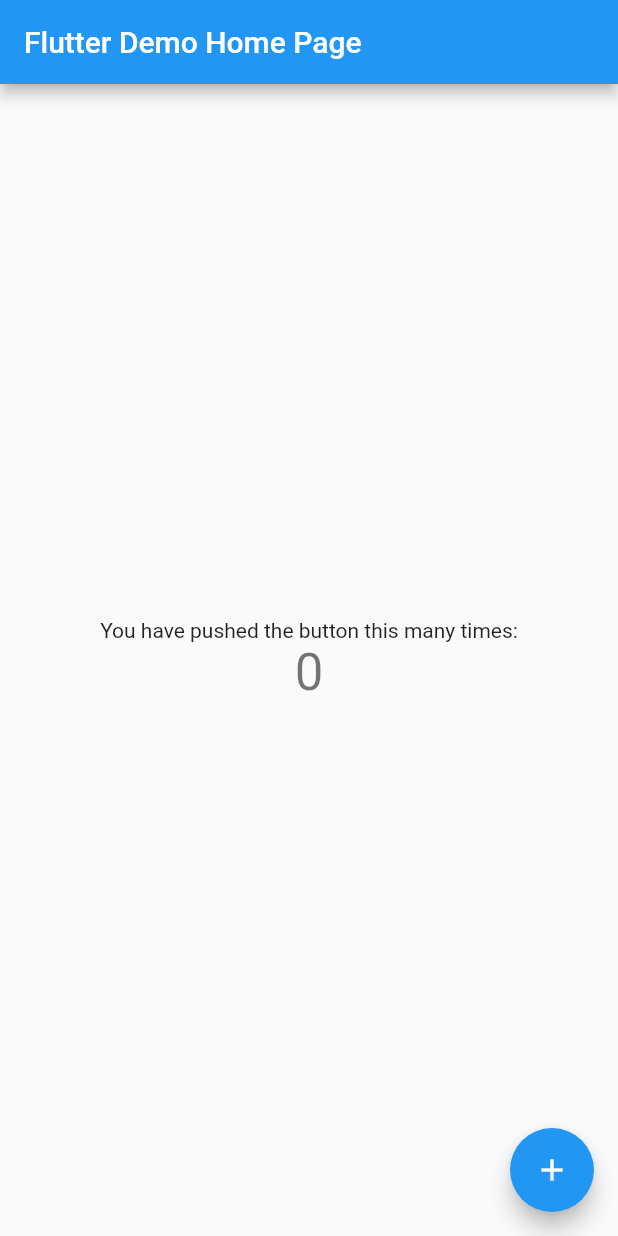
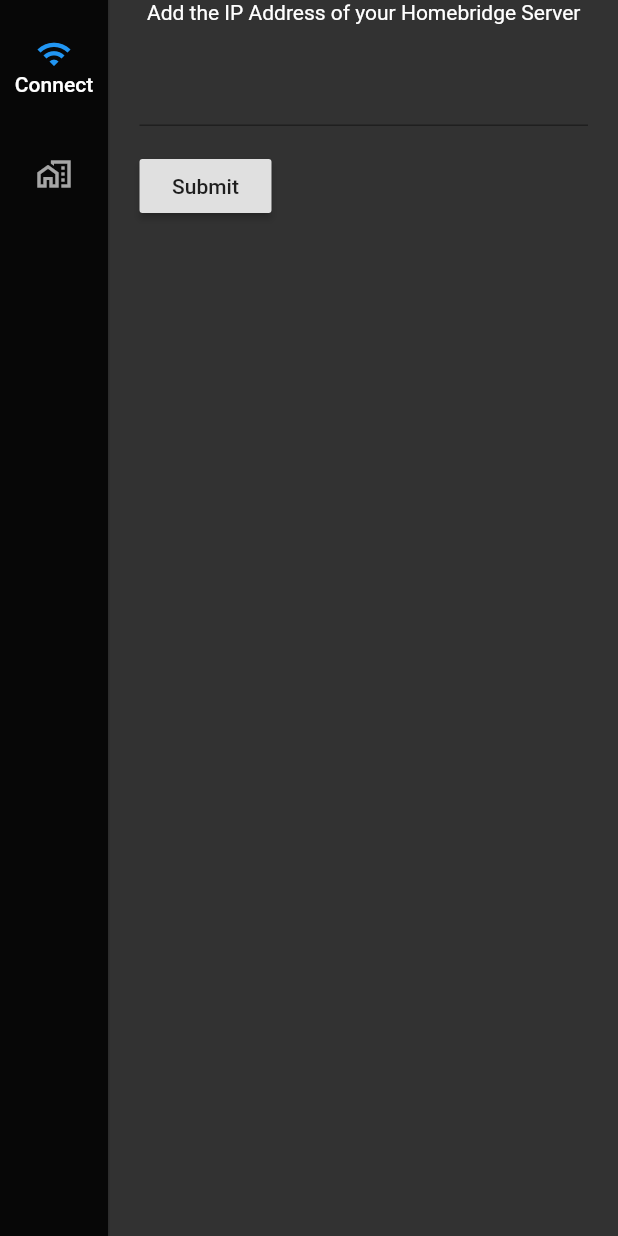
Before and after one commit to Clean-Cole/flutter_home, a Flutter app: the screen it shows after launch, on a phone screen of 412 x 824 dp. Run offline on Flutter 3.47's test engine with Material 2 defaults, Android fonts, the light colour scheme and no system bars.

Commit message:
play around with some different UIs, landed on nav rail for now.

```diff
--- a/lib/main.dart
+++ b/lib/main.dart
@@ -1,117 +1,124 @@
+// Flutter code sample for NavigationRail
+
+// This example shows a [NavigationRail] used within a Scaffold with 3
+// [NavigationRailDestination]s. The main content is separated by a divider
+// (although elevation on the navigation rail can be used instead). The
+// `_selectedIndex` is updated by the `onDestinationSelected` callback.
+
+import 'dart:ui';
+
 import 'package:flutter/material.dart';
+import 'package:flutter_home/styles.dart' as styles;
 
-void main() {
-  runApp(MyApp());
-}
+void main() => runApp(MyApp());
 
+/// This Widget is the main application widget.
 class MyApp extends StatelessWidget {
-  // This widget is the root of your application.
+  static const String _title = 'Flutter Code Sample';
+
   @override
   Widget build(BuildContext context) {
     return MaterialApp(
-      title: 'Flutter Demo',
-      theme: ThemeData(
-        // This is the theme of your application.
-        //
-        // Try running your application with "flutter run". You'll see the
-        // application has a blue toolbar. Then, without quitting the app, try
-        // changing the primarySwatch below to Colors.green and then invoke
-        // "hot reload" (press "r" in the console where you ran "flutter run",
-        // or simply save your changes to "hot reload" in a Flutter IDE).
-        // Notice that the counter didn't reset back to zero; the application
-        // is not restarted.
-        primarySwatch: Colors.blue,
-        // This makes the visual density adapt to the platform that you run
-        // the app on. For desktop platforms, the controls will be smaller and
-        // closer together (more dense) than on mobile platforms.
-        visualDensity: VisualDensity.adaptivePlatformDensity,
-      ),
-      home: MyHomePage(title: 'Flutter Demo Home Page'),
+      title: _title,
+      debugShowCheckedModeBanner: false,
+      home: FlutterHomeApp(),
     );
   }
 }
 
-class MyHomePage extends StatefulWidget {
-  MyHomePage({Key key, this.title}) : super(key: key);
-
-  // This widget is the home page of your application. It is stateful, meaning
-  // that it has a State object (defined below) that contains fields that affect
-  // how it looks.
-
-  // This class is the configuration for the state. It holds the values (in this
-  // case the title) provided by the parent (in this case the App widget) and
-  // used by the build method of the State. Fields in a Widget subclass are
-  // always marked "final".
-
-  final String title;
+class FlutterHomeApp extends StatefulWidget {
+  FlutterHomeApp({Key key}) : super(key: key);
 
   @override
-  _MyHomePageState createState() => _MyHomePageState();
+  _FlutterHomeAppState createState() => _FlutterHomeAppState();
 }
 
-class _MyHomePageState extends State<MyHomePage> {
-  int _counter = 0;
-
-  void _incrementCounter() {
-    setState(() {
-      // This call to setState tells the Flutter framework that something has
-      // changed in this State, which causes it to rerun the build method below
-      // so that the display can reflect the updated values. If we changed
-      // _counter without calling setState(), then the build method would not be
-      // called again, and so nothing would appear to happen.
-      _counter++;
-    });
-  }
+class _FlutterHomeAppState extends State<FlutterHomeApp> {
+  int _selectedIndex = 0;
+  final _formKey = GlobalKey<FormState>();
 
   @override
   Widget build(BuildContext context) {
-    // This method is rerun every time setState is called, for instance as done
-    // by the _incrementCounter method above.
-    //
-    // The Flutter framework has been optimized to make rerunning build methods
-    // fast, so that you can just rebuild anything that needs updating rather
-    // than having to individually change instances of widgets.
     return Scaffold(
-      appBar: AppBar(
-        // Here we take the value from the MyHomePage object that was created by
-        // the App.build method, and use it to set our appbar title.
-        title: Text(widget.title),
+      backgroundColor: Color.fromRGBO(50, 50, 50, 100),
+      body: Row(
+        children: <Widget>[
+          NavigationRail(
+            selectedIndex: _selectedIndex,
+            backgroundColor: Colors.black87,
+            onDestinationSelected: (int index) {
+              setState(() {
+                _selectedIndex = index;
+              });
+            },
+            labelType: NavigationRailLabelType.selected,
+            destinations: [
+              NavigationRailDestination(
+                icon: Icon(Icons.wifi_outlined, color: Colors.white),
+                selectedIcon: Icon(Icons.wifi),
+                label: Text('Connect', style: styles.navRailButtonStyle),
               ),
-      body: Center(
-        // Center is a layout widget. It takes a single child and positions it
-        // in the middle of the parent.
+              NavigationRailDestination(
+                icon: Icon(Icons.home_work_outlined, color: Colors.white),
+                selectedIcon: Icon(Icons.home_work),
+                label: Text('Spaces', style: styles.navRailButtonStyle),
+              ),
+              // NavigationRailDestination(
+              //   icon: Icon(Icons.star_border, color: Colors.white),
+              //   selectedIcon: Icon(Icons.star),
+              //   label: Text('Third', style: styles.navRailButtonStyle),
+              // ),
+            ],
+          ),
+          VerticalDivider(thickness: 1, width: 1),
+          // This is the main content.
+          Expanded(
+            child: Center(
               child: Column(
-          // Column is also a layout widget. It takes a list of children and
-          // arranges them vertically. By default, it sizes itself to fit its
-          // children horizontally, and tries to be as tall as its parent.
-          //
-          // Invoke "debug painting" (press "p" in the console, choose the
-          // "Toggle Debug Paint" action from the Flutter Inspector in Android
-          // Studio, or the "Toggle Debug Paint" command in Visual Studio Code)
-          // to see the wireframe for each widget.
-          //
-          // Column has various properties to control how it sizes itself and
-          // how it positions its children. Here we use mainAxisAlignment to
-          // center the children vertically; the main axis here is the vertical
-          // axis because Columns are vertical (the cross axis would be
-          // horizontal).
-          mainAxisAlignment: MainAxisAlignment.center,
+                children: [
+                  Text('Add the IP Address of your Homebridge Server',
+                      style: styles.bodyText),
+                  Padding(
+                    padding: const EdgeInsets.all(20.0),
+                    child: Form(
+                      key: _formKey,
+                      child: Column(
+                        crossAxisAlignment: CrossAxisAlignment.start,
                         children: <Widget>[
-            Text(
-              'You have pushed the button this many times:',
+                          TextFormField(
+                            validator: (value) {
+                              if (value.isEmpty) {
+                                return 'Please enter a valid IP address.';
+                              }
+                              return null;
+                            },
+                            style: styles.bodyText,
                           ),
-            Text(
-              '$_counter',
-              style: Theme.of(context).textTheme.headline4,
+                          Padding(
+                            padding: const EdgeInsets.symmetric(vertical: 16.0),
+                            child: RaisedButton(
+                              onPressed: () {
+                                // Validate returns true if the form is valid, or false
+                                // otherwise.
+                                if (_formKey.currentState.validate()) {
+                                  // If the form is valid, display a Snackbar.
+                                  Scaffold.of(context).showSnackBar(
+                                      SnackBar(content: Text('Processing Data')));
+                                }
+                              },
+                              child: Text('Submit'),
+                            ),
                           ),
                         ],
                       ),
                     ),
-      floatingActionButton: FloatingActionButton(
-        onPressed: _incrementCounter,
-        tooltip: 'Increment',
-        child: Icon(Icons.add),
-      ), // This trailing comma makes auto-formatting nicer for build methods.
+                  )
+                ],
+              ),
+            ),
+          )
+        ],
+      ),
     );
   }
 }
--- /dev/null
+++ b/lib/styles.dart
@@ -0,0 +1,8 @@
+
+
+import 'package:flutter/material.dart';
+
+
+
+TextStyle bodyText = const TextStyle(color: Colors.white);
+TextStyle navRailButtonStyle = const TextStyle(color: Colors.white);
--- a/pubspec.yaml
+++ b/pubspec.yaml
@@ -1,5 +1,5 @@
 name: flutter_home
-description: An attempt to setup Home Automation tools in a flutter app
+description: A new Flutter project.
 
 # The following line prevents the package from being accidentally published to
 # pub.dev using `pub publish`. This is preferred for private packages.
```
Also changed, not shown: 19 other files. Lines whose indentation alone changed are shown as unchanged.
